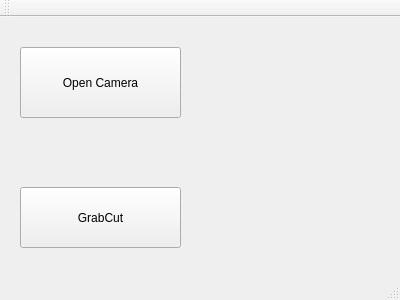
jefftsai8049/MouseEvent, file mainwindow.ui: the form before one commit.
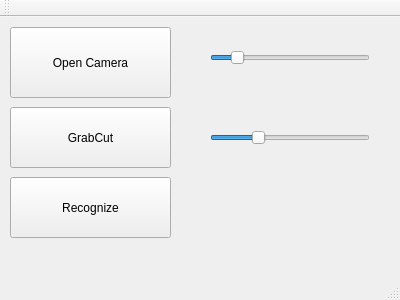
The form after the commit.

```diff
--- a/mainwindow.ui
+++ b/mainwindow.ui
@@ -17,8 +17,8 @@
    <widget class="QPushButton" name="open_camera_pushButton">
     <property name="geometry">
      <rect>
-      <x>20</x>
-      <y>30</y>
+      <x>10</x>
+      <y>10</y>
       <width>161</width>
       <height>71</height>
      </rect>
@@ -30,8 +30,8 @@
    <widget class="QPushButton" name="grabcut_pushButton">
     <property name="geometry">
      <rect>
-      <x>20</x>
-      <y>170</y>
+      <x>10</x>
+      <y>90</y>
       <width>161</width>
       <height>61</height>
      </rect>
@@ -40,6 +40,102 @@
      <string>GrabCut</string>
     </property>
    </widget>
+   <widget class="QPushButton" name="recognize_pushButton">
+    <property name="geometry">
+     <rect>
+      <x>10</x>
+      <y>160</y>
+      <width>161</width>
+      <height>61</height>
+     </rect>
+    </property>
+    <property name="text">
+     <string>Recognize</string>
+    </property>
+   </widget>
+   <widget class="QSlider" name="min_horizontalSlider">
+    <property name="geometry">
+     <rect>
+      <x>210</x>
+      <y>30</y>
+      <width>160</width>
+      <height>22</height>
+     </rect>
+    </property>
+    <property name="maximum">
+     <number>500</number>
+    </property>
+    <property name="value">
+     <number>70</number>
+    </property>
+    <property name="orientation">
+     <enum>Qt::Horizontal</enum>
+    </property>
+   </widget>
+   <widget class="QSlider" name="max_horizontalSlider">
+    <property name="geometry">
+     <rect>
+      <x>210</x>
+      <y>110</y>
+      <width>160</width>
+      <height>22</height>
+     </rect>
+    </property>
+    <property name="maximum">
+     <number>500</number>
+    </property>
+    <property name="value">
+     <number>140</number>
+    </property>
+    <property name="orientation">
+     <enum>Qt::Horizontal</enum>
+    </property>
+   </widget>
+   <widget class="QLabel" name="max_label">
+    <property name="geometry">
+     <rect>
+      <x>220</x>
+      <y>80</y>
+      <width>47</width>
+      <height>12</height>
+     </rect>
+    </property>
+    <property name="text">
+     <string/>
+    </property>
+   </widget>
+   <widget class="QLabel" name="min_label">
+    <property name="geometry">
+     <rect>
+      <x>210</x>
+      <y>10</y>
+      <width>47</width>
+      <height>12</height>
+     </rect>
+    </property>
+    <property name="text">
+     <string/>
+    </property>
+   </widget>
+   <widget class="QLabel" name="number_label">
+    <property name="geometry">
+     <rect>
+      <x>240</x>
+      <y>180</y>
+      <width>61</width>
+      <height>51</height>
+     </rect>
+    </property>
+    <property name="font">
+     <font>
+      <family>Arial</family>
+      <pointsize>36</pointsize>
+     </font>
+    </property>
+    <property name="text">
+     <string/>
+    </property>
+   </widget>
   </widget>
   <widget class="QMenuBar" name="menuBar">
    <property name="geometry">
```
